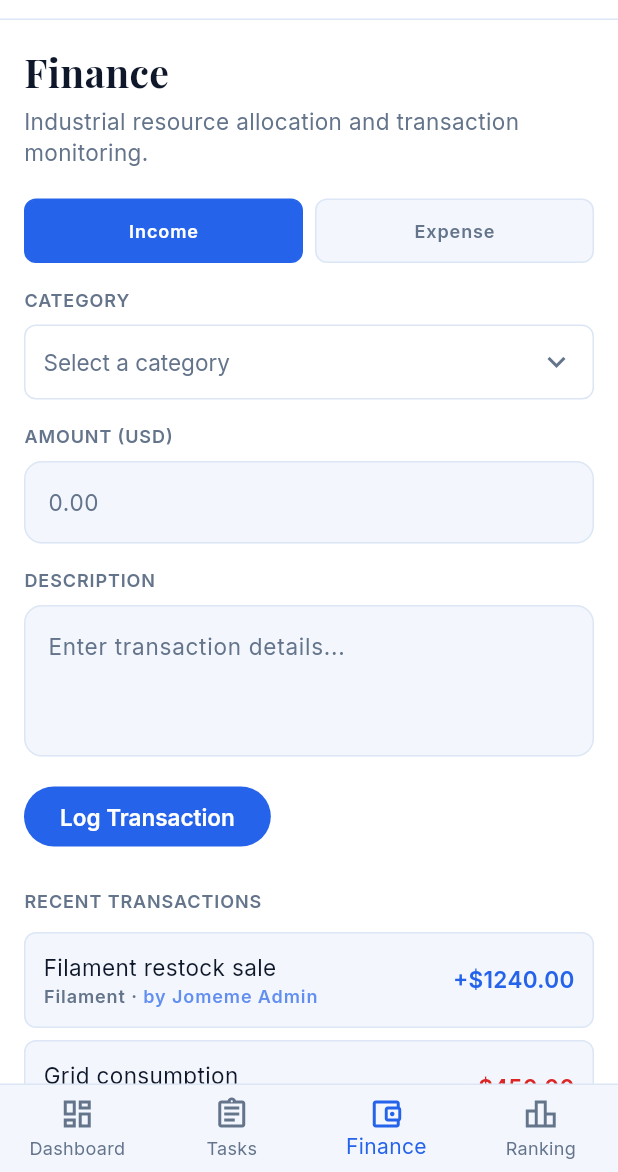
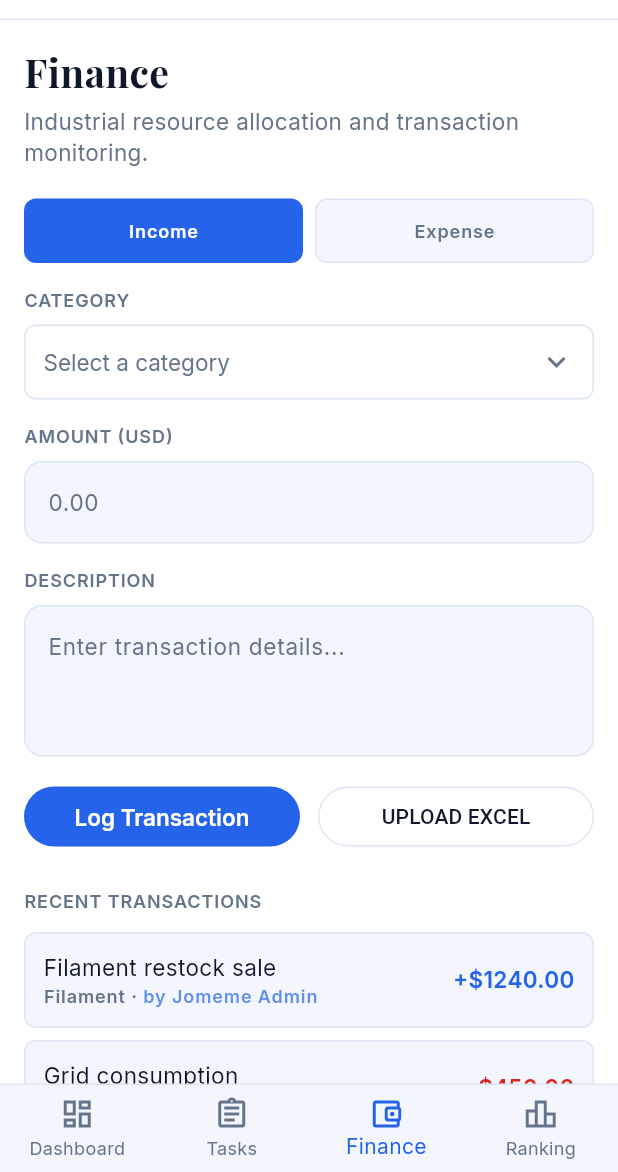
Before and after one commit to jome11/Robox, a Flutter app: the FinancialManagementScreen screen opened by its route, on a phone screen of 412 x 824 dp, the part 64-1236 px from its top. Run offline on Flutter 3.47's test engine with Material 3 defaults, Android fonts, the phone set to English and light mode, and no system bars; our stand-ins replace equatable, file_picker, fl_chart, flutter_bloc, go_router, google_fonts.

Commit message:
excel button

```diff
--- a/lib/features/admin/financial_management/view/financial_management_screen.dart
+++ b/lib/features/admin/financial_management/view/financial_management_screen.dart
@@ -1,5 +1,6 @@
 import 'package:flutter/material.dart';
 import 'package:flutter_bloc/flutter_bloc.dart';
+import 'package:file_picker/file_picker.dart';
 import '../../../../core/theme/app_colors.dart';
 import '../../../../core/theme/app_text_styles.dart';
 import '../../../../core/widgets/robox_button.dart';
@@ -94,6 +95,25 @@ class _FinancialManagementScreenState extends State<FinancialManagementScreen> {
     });
   }
 
+  Future<void> _pickExcelFile() async {
+    final result = await FilePicker.platform.pickFiles(
+      type: FileType.custom,
+      allowedExtensions: ['xlsx', 'xls'],
+    );
+
+    if (result != null) {
+      final fileName = result.files.single.name;
+      if (mounted) {
+        ScaffoldMessenger.of(context).showSnackBar(
+          SnackBar(
+            content: Text('Excel file selected: $fileName'),
+            backgroundColor: AppColors.primary,
+          ),
+        );
+      }
+    }
+  }
+
   void _updateTransactionDescription(String id, String newDescription) {
     setState(() {
       final index = _transactions.indexWhere((t) => t.id == id);
@@ -179,7 +199,21 @@ class _FinancialManagementScreenState extends State<FinancialManagementScreen> {
             _StyledField(controller: _descriptionController, hint: 'Enter transaction details...', maxLines: 3),
             const SizedBox(height: 16),
 
-            RoboxButton(label: 'Log Transaction', onPressed: _logEntry),
+            Row(
+              children: [
+                Expanded(
+                  child: RoboxButton(label: 'Log Transaction', onPressed: _logEntry),
+                ),
+                const SizedBox(width: 12),
+                Expanded(
+                  child: RoboxButton(
+                    label: 'UPLOAD EXCEL',
+                    onPressed: _pickExcelFile,
+                    isSecondary: true,
+                  ),
+                ),
+              ],
+            ),
             const SizedBox(height: 24),
 
             Text('RECENT TRANSACTIONS', style: AppTextStyles.label),
--- a/pubspec.yaml
+++ b/pubspec.yaml
@@ -36,6 +36,7 @@ dependencies:
   google_fonts: ^6.2.1
   fl_chart: ^0.66.0
   intl: ^0.19.0
+  file_picker: ^8.1.2
   cupertino_icons: ^1.0.8
 
 dev_dependencies:
```
Also changed, not shown: pubspec.lock, 4 other files.
